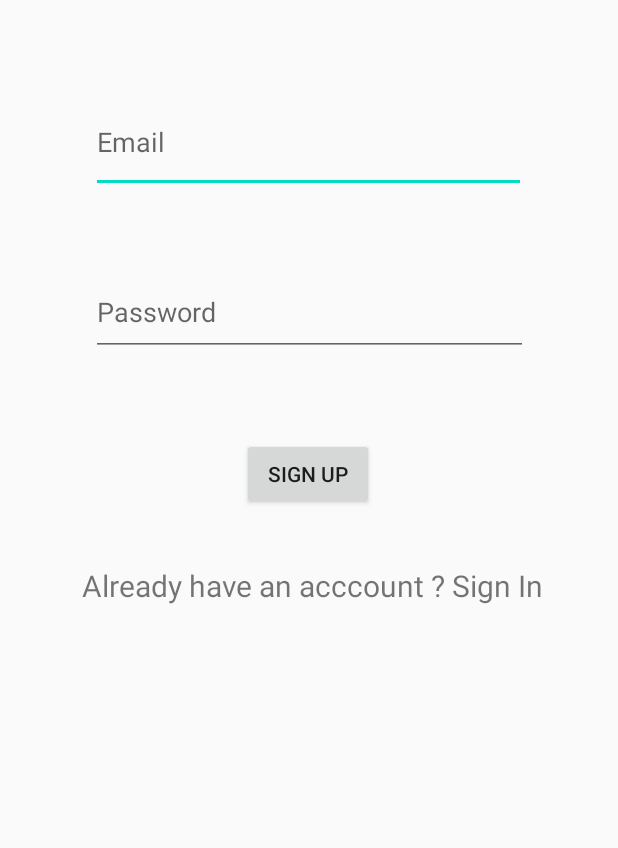
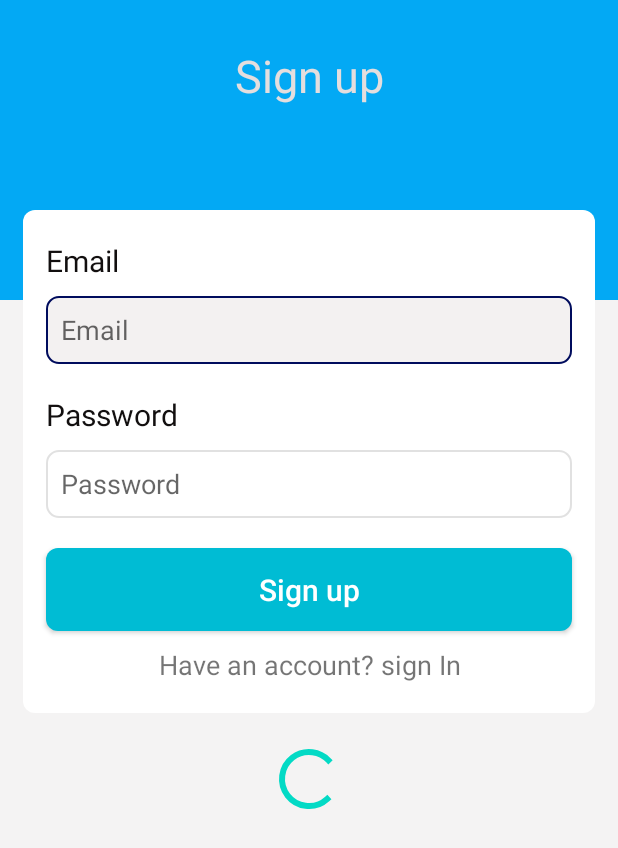
Before and after one commit to Tasdikul-Hasan-Sourov/MyTask_ToDo, an Android app: the layout activity_sign_up.xml on its own in the app's theme, with its tools: preview values and no code run, on a phone screen of 412 x 824 dp. Shown: the top 848 px of the screen. Run offline under Robolectric (Android 15) with nearby library versions, the phone set to English and light mode, and no system bars.

Commit message:
Signin/Up frontend Done

```diff
--- a/app/src/main/java/com/example/mytask/Addtask.java
+++ b/app/src/main/java/com/example/mytask/Addtask.java
@@ -58,6 +58,7 @@ public class Addtask extends AppCompatActivity {
                 Toast.makeText(getApplicationContext(),"Database Saved", Toast.LENGTH_SHORT).show();
                 Intent a= new Intent(getApplicationContext(),MainActivity2.class);
                 startActivity(a);
+                finish();
             }
         });
 
@@ -66,6 +67,7 @@ public class Addtask extends AppCompatActivity {
             public void onClick(View v) {
                 Intent x=new Intent(getApplicationContext(),MainActivity2.class);
                 startActivity(x);
+                finish();
             }
         });
     }
--- a/app/src/main/java/com/example/mytask/EditTask.java
+++ b/app/src/main/java/com/example/mytask/EditTask.java
@@ -60,6 +60,7 @@ public class EditTask extends AppCompatActivity {
                         if(task.isSuccessful ()){
                             Intent s= new Intent(getApplicationContext(),MainActivity2.class);
                             startActivity(s);
+                            finish();
                         }
                         else{
                             Toast.makeText(getApplicationContext(),"Not deleted",Toast.LENGTH_SHORT).show();
@@ -81,6 +82,7 @@ public class EditTask extends AppCompatActivity {
 
                        Intent a=new Intent(getApplicationContext(),MainActivity2.class);
                        startActivity(a);
+                       finish();
 
                    }
 
--- a/app/src/main/java/com/example/mytask/MainActivity.java
+++ b/app/src/main/java/com/example/mytask/MainActivity.java
@@ -1,6 +1,7 @@
 package com.example.mytask;
 
 import androidx.annotation.NonNull;
+import androidx.appcompat.app.ActionBar;
 import androidx.appcompat.app.AppCompatActivity;
 
 import android.content.Intent;
@@ -25,7 +26,7 @@ public class MainActivity extends AppCompatActivity implements View.OnClickListe
     private EditText signinEmail, signinPassword;
     private TextView signinText;
     private Button signinButton;
-    //private ProgressBar progressbare;
+    private ProgressBar progressbare;
     private FirebaseAuth mAuth;
     FirebaseUser user;
 
@@ -34,8 +35,8 @@ public class MainActivity extends AppCompatActivity implements View.OnClickListe
     protected void onCreate(Bundle savedInstanceState) {
         super.onCreate(savedInstanceState);
         setContentView(R.layout.activity_main);
-        //ActionBar actionBar= getSupportActionBar();
-        //actionBar.hide();
+        ActionBar actionBar= getSupportActionBar();
+        actionBar.hide();
         this.setTitle("Sign in Activity");
         signinEmail =(EditText) findViewById(R.id.email);
         signinPassword=(EditText) findViewById(R.id.password);
@@ -43,7 +44,7 @@ public class MainActivity extends AppCompatActivity implements View.OnClickListe
         signinButton=(Button) findViewById(R.id.buttonin);
         signinText.setOnClickListener(this);
         signinButton.setOnClickListener(this);
-        //progressbare=(ProgressBar) findViewById(R.id.progressBar2);
+        progressbare=(ProgressBar) findViewById(R.id.progressBar2);
         mAuth = FirebaseAuth.getInstance();
         user= FirebaseAuth.getInstance().getCurrentUser();
         if (user != null) {
@@ -102,15 +103,16 @@ public class MainActivity extends AppCompatActivity implements View.OnClickListe
             signinPassword.requestFocus();
             return;
         }
-        //  progressbare.setVisibility(View.VISIBLE);
+          progressbare.setVisibility(View.VISIBLE);
         mAuth.signInWithEmailAndPassword(email,password).addOnCompleteListener(new OnCompleteListener<AuthResult>() {
             @Override
             public void onComplete(@NonNull Task<AuthResult> task) {
-                //  progressbare.setVisibility(View.INVISIBLE);
+                 progressbare.setVisibility(View.INVISIBLE);
                 if(task.isSuccessful()){
                     Intent intent=new Intent(getApplicationContext(),MainActivity2.class);
                     intent.addFlags(Intent.FLAG_ACTIVITY_CLEAR_TOP);
                     startActivity(intent);
+                    finish();
                 }
                 else{
                     Toast.makeText(getApplicationContext(),"Login Un Successful",Toast.LENGTH_SHORT).show();
--- a/app/src/main/java/com/example/mytask/MainActivity2.java
+++ b/app/src/main/java/com/example/mytask/MainActivity2.java
@@ -54,6 +54,7 @@ public class MainActivity2 extends AppCompatActivity {
             public void onClick(View v) {
                 Intent intent=new Intent(getApplicationContext(),Addtask.class);
                 startActivity(intent);
+                finish();
             }
         });
         resView.setLayoutManager(new LinearLayoutManager(this));
--- a/app/src/main/res/layout/activity_main.xml
+++ b/app/src/main/res/layout/activity_main.xml
@@ -117,8 +117,25 @@
         <TextView
             android:layout_width="match_parent"
             android:layout_height="wrap_content"
+            android:textSize="18sp"
+            android:textAlignment="center"
             android:id="@+id/textViewin"
-            android:text="Signup"/>
+            android:layout_marginTop="10dp"
+            android:text="Or Create an Account"
+            android:gravity="center_horizontal" />
 
     </LinearLayout>
+    <LinearLayout
+        android:layout_width="match_parent"
+        android:layout_height="wrap_content"
+        android:orientation="vertical">
+        <ProgressBar
+            android:layout_width="match_parent"
+            android:layout_height="wrap_content"
+            android:layout_marginTop="20dp"
+            android:id="@+id/progressBar2"/>
+
+
+    </LinearLayout>
+
 </LinearLayout>
--- a/app/src/main/res/layout/activity_sign_up.xml
+++ b/app/src/main/res/layout/activity_sign_up.xml
@@ -1,74 +1,141 @@
 <?xml version="1.0" encoding="utf-8"?>
-<androidx.constraintlayout.widget.ConstraintLayout xmlns:android="http://schemas.android.com/apk/res/android"
+<LinearLayout xmlns:android="http://schemas.android.com/apk/res/android"
     xmlns:app="http://schemas.android.com/apk/res-auto"
     xmlns:tools="http://schemas.android.com/tools"
     android:layout_width="match_parent"
     android:layout_height="match_parent"
+    android:background="#F4F3F3"
+    android:orientation="vertical"
     tools:context=".SignUp">
+
+    <LinearLayout
+        android:layout_width="match_parent"
+        android:layout_height="200dp"
+        android:background="#03A9F4"
+        android:orientation="vertical">
+
+        <LinearLayout
+            android:layout_width="match_parent"
+            android:layout_height="wrap_content"
+            android:orientation="horizontal">
+
+            <TextView
+
+                android:id="@+id/pageTitle"
+                android:layout_width="match_parent"
+                android:layout_height="wrap_content"
+                android:layout_marginTop="30dp"
+                android:gravity="center_horizontal"
+                android:text="Sign up"
+                android:textColor="#E4DEDE"
+                android:textSize="30sp"
+                android:layout_marginBottom="20dp"/>
+
+        </LinearLayout>
+        <View
+            android:layout_width="match_parent"
+            android:layout_height="1dp"
+            android:layout_marginTop="20dp" />
+    </LinearLayout>
+
+    <LinearLayout
+        android:layout_width="match_parent"
+        android:layout_height="wrap_content"
+        android:orientation="vertical"
+        android:paddingBottom="20dp"
+        android:paddingTop="20dp"
+        android:background="@drawable/reshape"
+        android:layout_marginLeft="15dp"
+        android:layout_marginRight="15dp"
+        android:layout_marginTop="-60dp">
+
+        <LinearLayout
+            android:layout_width="match_parent"
+            android:layout_height="wrap_content"
+            android:layout_marginRight="15dp"
+            android:layout_marginLeft="15dp"
+            android:orientation="vertical">
+            <TextView
+                android:layout_width="match_parent"
+                android:layout_height="wrap_content"
+                android:text="Email"
+                android:textSize="20sp"
+                android:id="@+id/titleText"
+                android:textColor="#120F0F"
+                android:layout_marginBottom="10dp"/>
 
             <EditText
                 android:id="@+id/email"
-        android:layout_width="290dp"
-        android:layout_height="67dp"
-        android:ems="10"
-        android:hint="Email"
+                android:layout_width="match_parent"
+                android:layout_height="45dp"
                 android:inputType="textEmailAddress"
-        app:layout_constraintBottom_toBottomOf="parent"
-        app:layout_constraintEnd_toEndOf="parent"
-        app:layout_constraintHorizontal_bias="0.497"
-        app:layout_constraintStart_toStartOf="parent"
-        app:layout_constraintTop_toTopOf="parent"
-        app:layout_constraintVertical_bias="0.081" />
+                android:paddingLeft="10dp"
+                android:background="@drawable/combine"
+                android:hint="Email"/>
+
+        </LinearLayout>
+
+        <LinearLayout
+            android:layout_width="match_parent"
+            android:layout_height="wrap_content"
+            android:layout_marginRight="15dp"
+            android:layout_marginLeft="15dp"
+            android:layout_marginTop="20dp"
+            android:orientation="vertical">
+            <TextView
+                android:layout_width="match_parent"
+                android:layout_height="wrap_content"
+                android:text="Password"
+                android:textSize="20sp"
+                android:id="@+id/desDes"
+                android:textColor="#120F0F"
+                android:layout_marginBottom="10dp"/>
 
             <EditText
                 android:id="@+id/password"
-        android:layout_width="291dp"
-        android:layout_height="58dp"
-        android:ems="10"
-        android:hint="Password"
+                android:layout_width="match_parent"
+                android:layout_height="45dp"
                 android:inputType="textPassword"
-        app:layout_constraintBottom_toBottomOf="parent"
-        app:layout_constraintEnd_toEndOf="parent"
-        app:layout_constraintStart_toStartOf="parent"
-        app:layout_constraintTop_toTopOf="parent"
-        app:layout_constraintVertical_bias="0.234" />
+                android:paddingLeft="10dp"
+                android:background="@drawable/combine"
+                android:hint="Password"/>
 
+        </LinearLayout>
         <Button
             android:id="@+id/buttonup"
-        android:layout_width="wrap_content"
-        android:layout_height="wrap_content"
+            android:layout_marginRight="15dp"
+            android:layout_marginLeft="15dp"
             android:text="Sign up"
-        app:layout_constraintBottom_toBottomOf="parent"
-        app:layout_constraintEnd_toEndOf="parent"
-        app:layout_constraintHorizontal_bias="0.498"
-        app:layout_constraintStart_toStartOf="parent"
-        app:layout_constraintTop_toBottomOf="@+id/password"
-        app:layout_constraintVertical_bias="0.102" />
+            android:textColor="#fff"
+            android:textSize="20sp"
+            android:textAllCaps="false"
+            android:layout_width="match_parent"
+            android:background="@drawable/create"
+            android:layout_height="55dp"
+            android:layout_marginTop="20dp"/>
 
         <TextView
+            android:layout_width="match_parent"
+            android:layout_height="wrap_content"
+            android:textSize="18sp"
+            android:textAlignment="center"
             android:id="@+id/textViewup"
-        android:layout_width="wrap_content"
+            android:layout_marginTop="10dp"
+            android:text="Have an account? sign In"
+            android:gravity="center_horizontal" />
+
+    </LinearLayout>
+    <LinearLayout
+        android:layout_width="match_parent"
         android:layout_height="wrap_content"
-        android:text="Already have an acccount ? Sign In"
-        android:textSize="20sp"
-        app:layout_constraintBottom_toBottomOf="parent"
-        app:layout_constraintEnd_toEndOf="parent"
-        app:layout_constraintHorizontal_bias="0.525"
-        app:layout_constraintStart_toStartOf="parent"
-        app:layout_constraintTop_toBottomOf="@+id/buttonup"
-        app:layout_constraintVertical_bias="0.081" />
+        android:orientation="vertical">
+        <ProgressBar
+            android:layout_width="match_parent"
+            android:layout_height="wrap_content"
+            android:layout_marginTop="20dp"
+            android:id="@+id/progressBar"/>
 
-    <ProgressBar
-        android:id="@+id/progressBar"
-        style="?android:attr/progressBarStyle"
-        android:visibility="gone"
-        android:layout_width="wrap_content"
-        android:layout_height="wrap_content"
-        app:layout_constraintBottom_toBottomOf="parent"
-        app:layout_constraintEnd_toEndOf="parent"
-        app:layout_constraintHorizontal_bias="0.498"
-        app:layout_constraintStart_toStartOf="parent"
-        app:layout_constraintTop_toTopOf="@+id/textViewup"
-        app:layout_constraintVertical_bias="0.344" />
 
-</androidx.constraintlayout.widget.ConstraintLayout>
+    </LinearLayout>
+
+</LinearLayout>
```
Lines whose indentation alone changed are shown as unchanged.
